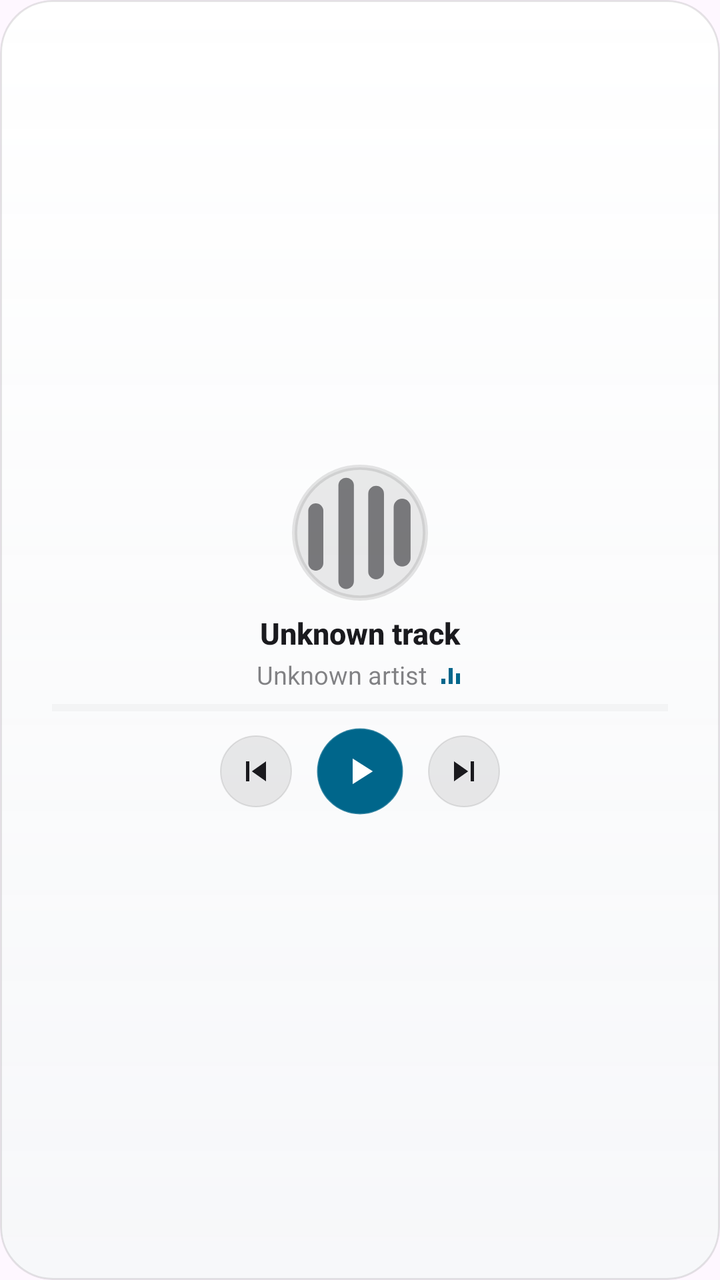
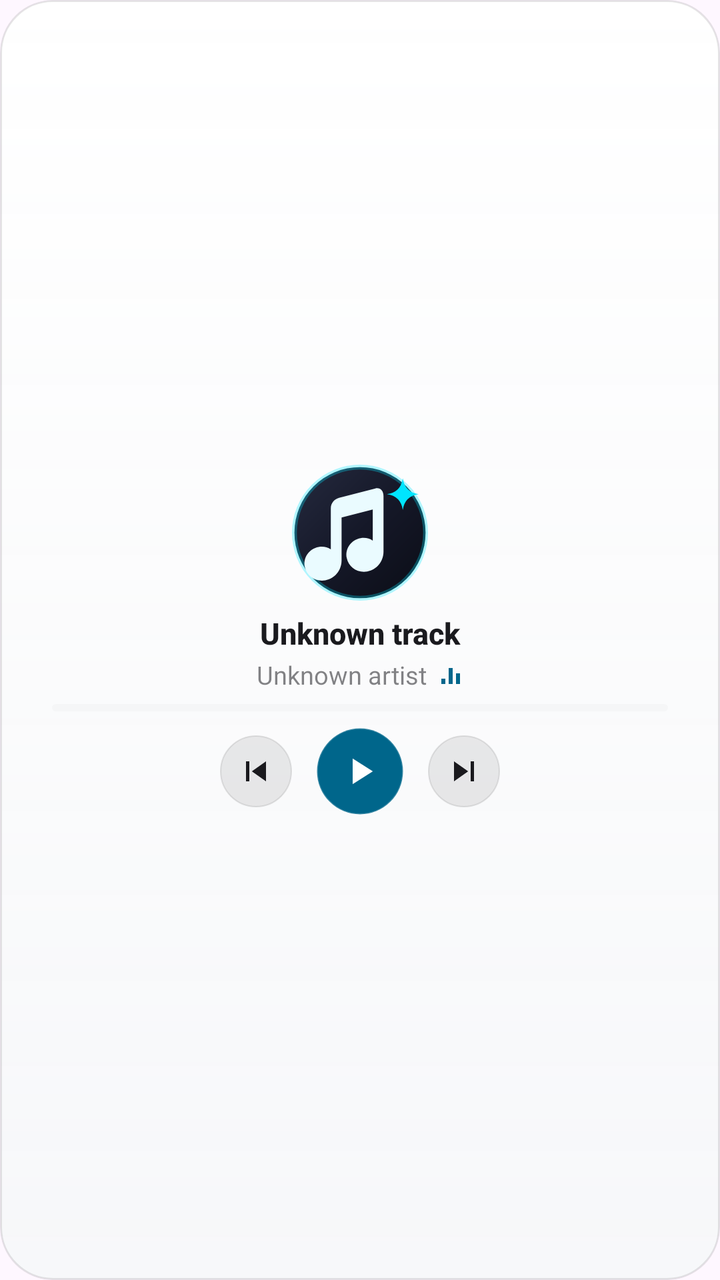

An Android layout rendered at two revisions. The XML below is the earlier revision; the diff shows what the commit changed to produce the second picture.
<!-- AndroidManifest.xml: application theme Theme.NeonSong.Splash -->
<!-- res/layout/widget_now_playing_square.xml -->
<?xml version="1.0" encoding="utf-8"?>
<LinearLayout xmlns:android="http://schemas.android.com/apk/res/android"
    android:id="@+id/widget_root"
    android:layout_width="match_parent"
    android:layout_height="match_parent"
    android:background="@drawable/widget_ref_background"
    android:clipToOutline="true"
    android:gravity="center"
    android:orientation="vertical"
    android:paddingStart="14dp"
    android:paddingEnd="14dp"
    android:paddingTop="12dp"
    android:paddingBottom="12dp">

    
    <LinearLayout
        android:id="@+id/widget_empty_group"
        android:layout_width="match_parent"
        android:layout_height="wrap_content"
        android:gravity="center"
        android:orientation="vertical"
        android:visibility="gone">

        <ImageView
            android:id="@+id/widget_empty_icon"
            android:layout_width="56dp"
            android:layout_height="56dp"
            android:contentDescription="@null"
            android:src="@drawable/widget_art_placeholder" />

        <TextView
            android:id="@+id/widget_empty_title"
            android:layout_width="wrap_content"
            android:layout_height="wrap_content"
            android:layout_marginTop="8dp"
            android:ellipsize="end"
            android:fontFamily="sans-serif-medium"
            android:gravity="center"
            android:maxLines="1"
            android:text="@string/widget_name"
            android:textColor="@color/widget_on_surface"
            android:textSize="16sp"
            android:textStyle="bold" />

        <TextView
            android:id="@+id/widget_empty_sub"
            android:layout_width="wrap_content"
            android:layout_height="wrap_content"
            android:layout_marginTop="2dp"
            android:ellipsize="end"
            android:fontFamily="sans-serif"
            android:gravity="center"
            android:maxLines="1"
            android:text="@string/widget_description"
            android:textColor="@color/widget_on_surface_variant"
            android:textSize="13sp" />
    </LinearLayout>

    
    <LinearLayout
        android:id="@+id/widget_content_group"
        android:layout_width="match_parent"
        android:layout_height="match_parent"
        android:gravity="center"
        android:orientation="vertical">

        
        <ImageView
            android:id="@+id/widget_art"
            android:layout_width="68dp"
            android:layout_height="68dp"
            android:contentDescription="@null"
            android:scaleType="centerCrop"
            android:src="@drawable/widget_art_placeholder" />

        
        <TextView
            android:id="@+id/widget_title"
            android:layout_width="match_parent"
            android:layout_height="wrap_content"
            android:layout_marginTop="6dp"
            android:ellipsize="end"
            android:fontFamily="sans-serif-medium"
            android:gravity="center"
            android:maxLines="1"
            android:text="Unknown track"
            android:textColor="@color/widget_on_surface"
            android:textSize="15sp"
            android:textStyle="bold" />

        
        <LinearLayout
            android:layout_width="match_parent"
            android:layout_height="wrap_content"
            android:layout_marginTop="2dp"
            android:gravity="center"
            android:orientation="horizontal">

            <TextView
                android:id="@+id/widget_subtitle"
                android:layout_width="wrap_content"
                android:layout_height="wrap_content"
                android:ellipsize="end"
                android:fontFamily="sans-serif"
                android:gravity="center"
                android:maxLines="1"
                android:text="Unknown artist"
                android:textColor="@color/widget_on_surface_variant"
                android:textSize="12.5sp" />

            <LinearLayout
                android:id="@+id/widget_eq_group"
                android:layout_width="wrap_content"
                android:layout_height="wrap_content"
                android:layout_marginStart="6dp"
                android:gravity="center_vertical"
                android:orientation="horizontal">

                <ImageView
                    android:id="@+id/widget_eq_icon"
                    android:layout_width="12dp"
                    android:layout_height="12dp"
                    android:contentDescription="@null"
                    android:src="@drawable/widget_eq_frame_0" />
            </LinearLayout>

            <TextView
                android:id="@+id/widget_state"
                android:layout_width="0dp"
                android:layout_height="0dp"
                android:visibility="gone" />
        </LinearLayout>

        
        <LinearLayout
            android:id="@+id/widget_progress_row"
            android:layout_width="match_parent"
            android:layout_height="wrap_content"
            android:layout_marginStart="12dp"
            android:layout_marginTop="6dp"
            android:layout_marginEnd="12dp"
            android:gravity="center_vertical"
            android:orientation="horizontal">

            <ProgressBar
                android:id="@+id/widget_progress"
                style="?android:attr/progressBarStyleHorizontal"
                android:layout_width="match_parent"
                android:layout_height="3.5dp"
                android:max="1000"
                android:progress="0"
                android:progressBackgroundTint="@color/widget_track"
                android:progressTint="@color/widget_primary" />
        </LinearLayout>

        
        <LinearLayout
            android:id="@+id/widget_controls_group"
            android:layout_width="wrap_content"
            android:layout_height="wrap_content"
            android:layout_marginTop="8dp"
            android:gravity="center_vertical"
            android:orientation="horizontal">

            <ImageButton
                android:id="@+id/widget_prev"
                android:layout_width="36dp"
                android:layout_height="36dp"
                android:background="@drawable/widget_circle"
                android:contentDescription="@string/desc_previous"
                android:padding="8dp"
                android:scaleType="fitCenter"
                android:src="@drawable/ic_widget_skip_previous"
                android:tint="@color/widget_icon_tint" />

            <FrameLayout
                android:id="@+id/widget_play_pause_container"
                android:layout_width="44dp"
                android:layout_height="44dp"
                android:layout_marginStart="12dp"
                android:layout_marginEnd="12dp"
                android:background="@drawable/widget_play_pill">

                <ImageView
                    android:id="@+id/widget_play_pause"
                    android:layout_width="22dp"
                    android:layout_height="22dp"
                    android:layout_gravity="center"
                    android:contentDescription="@string/desc_play_pause"
                    android:src="@drawable/ic_widget_play"
                    android:tint="@color/widget_on_primary" />
            </FrameLayout>

            <FrameLayout
                android:id="@+id/widget_next_container"
                android:layout_width="36dp"
                android:layout_height="36dp"
                android:background="@drawable/widget_circle">

                <ImageButton
                    android:id="@+id/widget_next"
                    android:layout_width="match_parent"
                    android:layout_height="match_parent"
                    android:background="@android:color/transparent"
                    android:contentDescription="@string/desc_next"
                    android:padding="8dp"
                    android:scaleType="fitCenter"
                    android:src="@drawable/ic_widget_skip_next"
                    android:tint="@color/widget_icon_tint" />
            </FrameLayout>
        </LinearLayout>
    </LinearLayout>
</LinearLayout>
<!-- resources referenced by this layout -->
<resources>
  <color name="widget_icon_tint">#FF1A1A1E</color>
  <color name="widget_on_primary">#FF000000</color>
  <color name="widget_on_surface">#FF1A1A1E</color>
  <color name="widget_on_surface_variant">#8A1A1A1E</color>
  <color name="widget_primary">#FF00E5FF</color>
  <color name="widget_track">#1C000000</color>
  <!-- drawable widget_art_placeholder (drawable) -->
  <?xml version="1.0" encoding="utf-8"?>
  <layer-list xmlns:android="http://schemas.android.com/apk/res/android">
      <item>
          <shape android:shape="rectangle">
              <corners android:radius="14dp" />
              <solid android:color="@color/widget_surface_variant" />
              <stroke
                  android:width="1dp"
                  android:color="@color/widget_hairline" />
          </shape>
      </item>
      <item
          android:width="26dp"
          android:height="26dp"
          android:gravity="center"
          android:drawable="@drawable/ic_widget_logo_mark" />
  </layer-list>
  <!-- drawable widget_play_pill (drawable) -->
  <?xml version="1.0" encoding="utf-8"?>
  <shape xmlns:android="http://schemas.android.com/apk/res/android"
      android:shape="oval">
      <solid android:color="@color/widget_primary" />
      <stroke
          android:width="1dp"
          android:color="#33FFFFFF" />
  </shape>
  <string name="desc_next">Next</string>
  <string name="desc_play_pause">Play or pause</string>
  <string name="desc_previous">Previous</string>
  <string name="widget_description">Artwork, track details and playback controls for every media app</string>
  <string name="widget_name">Neon Song Player</string>
  <color name="widget_surface_variant">#14000000</color>
  <color name="widget_hairline">#1A000000</color>
  <!-- drawable ic_widget_logo_mark (drawable) -->
  <vector xmlns:android="http://schemas.android.com/apk/res/android"
      android:width="24dp"
      android:height="24dp"
      android:viewportWidth="108"
      android:viewportHeight="108">
      <path
          android:fillColor="@color/widget_on_surface_variant"
          android:pathData="M12.92,36.47 A5.99,5.99 0 0 1 24.89,36.47 L24.89,78.39 A5.99,5.99 0 0 1 12.92,78.39 Z" />
      <path
          android:fillColor="@color/widget_on_surface_variant"
          android:pathData="M36.86,16.58 A6.14,6.14 0 0 1 49.15,16.58 L49.15,92.58 A6.14,6.14 0 0 1 36.86,92.58 Z" />
      <path
          android:fillColor="@color/widget_on_surface_variant"
          android:pathData="M60.54,23.12 A6.25,6.25 0 0 1 73.04,23.12 L73.04,84.82 A6.25,6.25 0 0 1 60.54,84.82 Z" />
      <path
          android:fillColor="@color/widget_on_surface_variant"
          android:pathData="M80.74,33.72 A6.72,6.72 0 0 1 94.18,33.72 L94.18,74.17 A6.72,6.72 0 0 1 80.74,74.17 Z" />
  </vector>
  <color name="widget_eq_bar">#FF00E5FF</color>
  <color name="widget_surface_top">#F7FFFFFF</color>
  <color name="widget_surface">#E8F6F7F9</color>
  <color name="splash_background">#FF100F0F</color>
  <!-- drawable neon_song_splash_art (drawable) -->
  <?xml version="1.0" encoding="utf-8"?>
  <bitmap xmlns:android="http://schemas.android.com/apk/res/android"
      android:src="@drawable/beru_icon_3d"
      android:gravity="fill" />
  <!-- unchanged entries left out for length: 10 -->
</resources>

<!-- the commit's change to res/layout/widget_now_playing_square.xml (unified diff, before → after) -->
@@ -23,9 +23,10 @@
 
         <ImageView
             android:id="@+id/widget_empty_icon"
-            android:layout_width="56dp"
-            android:layout_height="56dp"
+            android:layout_width="58dp"
+            android:layout_height="58dp"
             android:contentDescription="@null"
+            android:scaleType="centerCrop"
             android:src="@drawable/widget_art_placeholder" />
 
         <TextView
@@ -150,6 +151,7 @@
                 android:max="1000"
                 android:progress="0"
                 android:progressBackgroundTint="@color/widget_track"
+                android:progressDrawable="@drawable/widget_progress_bar"
                 android:progressTint="@color/widget_primary" />
         </LinearLayout>
 
<!-- resource entries referenced after the edit -->
@@ -11,16 +11,21 @@
   <layer-list xmlns:android="http://schemas.android.com/apk/res/android">
       <item>
           <shape android:shape="rectangle">
-              <corners android:radius="14dp" />
-              <solid android:color="@color/widget_surface_variant" />
+              <corners android:radius="18dp" />
+              <gradient
+                  android:angle="315"
+                  android:startColor="#FF252A3F"
+                  android:centerColor="#FF151828"
+                  android:endColor="#FF0B0D16"
+                  android:type="linear" />
               <stroke
                   android:width="1dp"
-                  android:color="@color/widget_hairline" />
+                  android:color="#4D00E5FF" />
           </shape>
       </item>
       <item
-          android:width="26dp"
-          android:height="26dp"
+          android:width="28dp"
+          android:height="28dp"
           android:gravity="center"
           android:drawable="@drawable/ic_widget_logo_mark" />
   </layer-list>
@@ -33,6 +38,24 @@
           android:width="1dp"
           android:color="#33FFFFFF" />
   </shape>
+  <!-- drawable widget_progress_bar (drawable) -->
+  <?xml version="1.0" encoding="utf-8"?>
+  <layer-list xmlns:android="http://schemas.android.com/apk/res/android">
+      <item android:id="@android:id/background">
+          <shape android:shape="rectangle">
+              <corners android:radius="100dp" />
+              <solid android:color="#30FFFFFF" />
+          </shape>
+      </item>
+      <item android:id="@android:id/progress">
+          <clip>
+              <shape android:shape="rectangle">
+                  <corners android:radius="100dp" />
+                  <solid android:color="#FFFFFFFF" />
+              </shape>
+          </clip>
+      </item>
+  </layer-list>
   <string name="desc_next">Next</string>
   <string name="desc_play_pause">Play or pause</string>
   <string name="desc_previous">Previous</string>
@@ -41,23 +64,19 @@
   <color name="widget_surface_variant">#14000000</color>
   <color name="widget_hairline">#1A000000</color>
   <!-- drawable ic_widget_logo_mark (drawable) -->
+  <?xml version="1.0" encoding="utf-8"?>
   <vector xmlns:android="http://schemas.android.com/apk/res/android"
-      android:width="24dp"
-      android:height="24dp"
-      android:viewportWidth="108"
-      android:viewportHeight="108">
+      android:width="28dp"
+      android:height="28dp"
+      android:viewportWidth="24"
+      android:viewportHeight="24">
+      
       <path
-          android:fillColor="@color/widget_on_surface_variant"
-          android:pathData="M12.92,36.47 A5.99,5.99 0 0 1 24.89,36.47 L24.89,78.39 A5.99,5.99 0 0 1 12.92,78.39 Z" />
+          android:fillColor="#FFEAFBFF"
+          android:pathData="M14.7,4.2 L8.3,5.85 C7.45,6.06 6.85,6.82 6.85,7.7 L6.85,14.95 C6.25,14.55 5.5,14.38 4.7,14.52 C3.02,14.82 1.92,16.4 2.26,18.02 C2.6,19.65 4.2,20.72 5.88,20.4 C7.58,20.08 8.75,18.62 8.75,16.88 L8.75,9.32 L14.25,7.9 L14.25,13.4 C13.65,13.0 12.9,12.83 12.1,12.97 C10.42,13.27 9.32,14.85 9.66,16.47 C10.0,18.1 11.6,19.17 13.28,18.85 C14.98,18.53 16.15,17.07 16.15,15.33 L16.15,5.55 C16.15,4.55 15.52,4.0 14.7,4.2 Z" />
       <path
-          android:fillColor="@color/widget_on_surface_variant"
-          android:pathData="M36.86,16.58 A6.14,6.14 0 0 1 49.15,16.58 L49.15,92.58 A6.14,6.14 0 0 1 36.86,92.58 Z" />
-      <path
-          android:fillColor="@color/widget_on_surface_variant"
-          android:pathData="M60.54,23.12 A6.25,6.25 0 0 1 73.04,23.12 L73.04,84.82 A6.25,6.25 0 0 1 60.54,84.82 Z" />
-      <path
-          android:fillColor="@color/widget_on_surface_variant"
-          android:pathData="M80.74,33.72 A6.72,6.72 0 0 1 94.18,33.72 L94.18,74.17 A6.72,6.72 0 0 1 80.74,74.17 Z" />
+          android:fillColor="#FF00E5FF"
+          android:pathData="M19.55,2.4 Q19.9,4.85 22.35,5.2 Q19.9,5.55 19.55,8.0 Q19.2,5.55 16.75,5.2 Q19.2,4.85 19.55,2.4 Z" />
   </vector>
   <color name="widget_eq_bar">#FF00E5FF</color>
   <color name="widget_surface_top">#F7FFFFFF</color>
